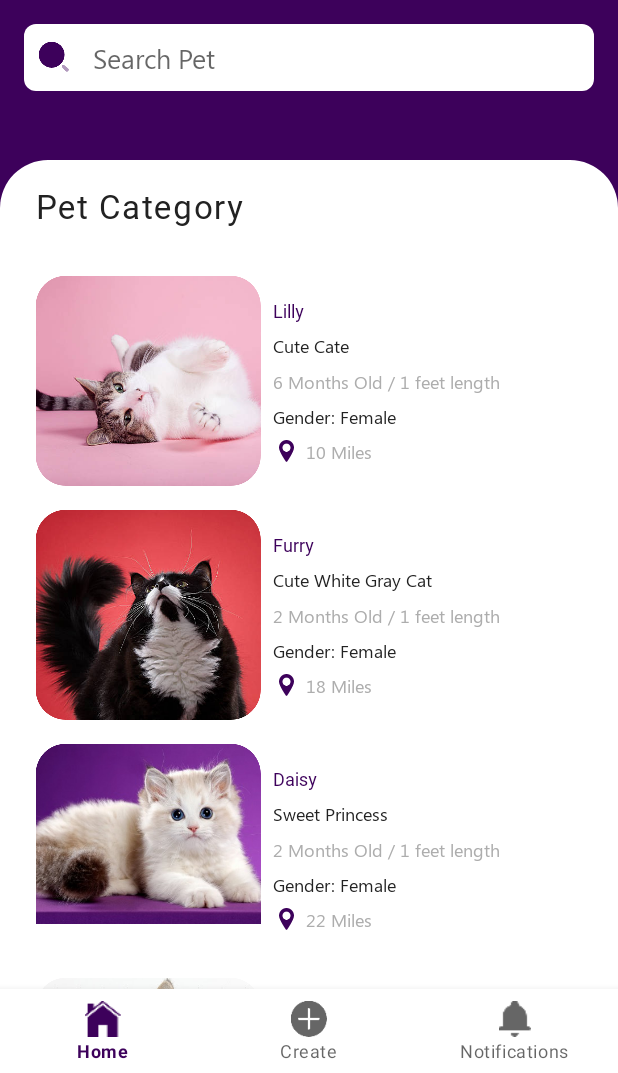
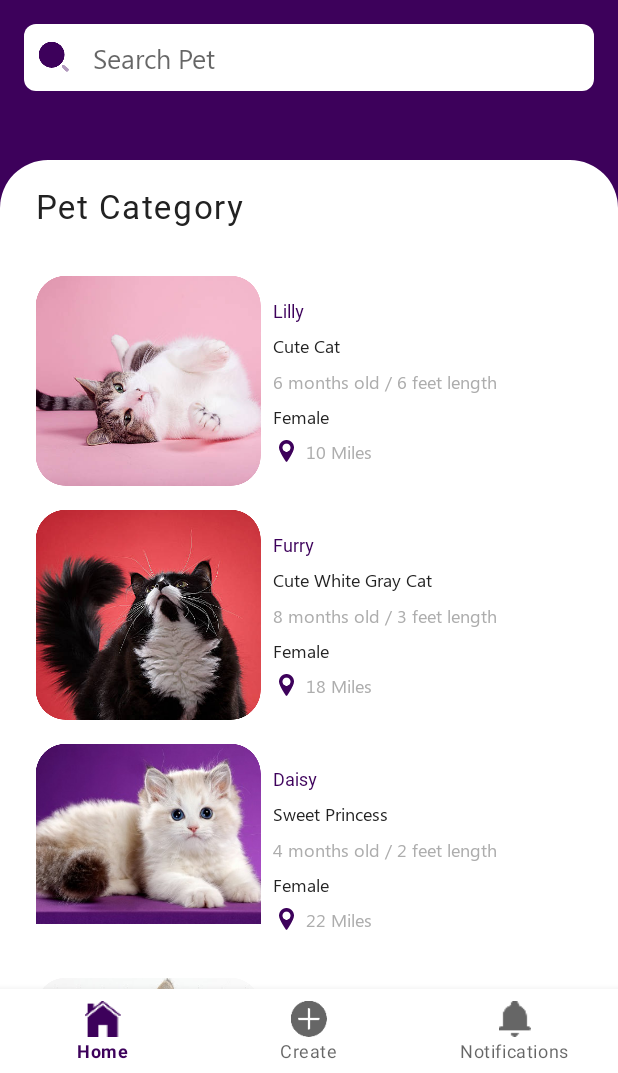
Before and after one commit to aimanmuzaffar95/Pet-Corner, an Android app: the HomeFragment screen opened directly, with no data from a screen before it, on a phone screen of 412 x 824 dp, the part 163-1236 px from its top. Run offline under Robolectric (Android 15) with nearby library versions, the phone set to English and light mode, and no system bars; our stand-ins replace data binding, navigation-ui; libraries missing offline, so code that uses them is left out: java.util; 1 statement that could not run was skipped.

Commit message:
Changes: - Added Pet Detail UI - Added a data repository - Modified Pet Model Data Class

```diff
--- a/app/src/main/AndroidManifest.xml
+++ b/app/src/main/AndroidManifest.xml
@@ -9,6 +9,7 @@
         android:roundIcon="@mipmap/ic_launcher_round"
         android:supportsRtl="true"
         android:theme="@style/Theme.PetCorner">
+        <activity android:name=".activities.PetDetailsActivity" />
         <activity android:name=".activities.GettingStartedActivity">
             <intent-filter>
                 <action android:name="android.intent.action.MAIN" />
@@ -16,7 +17,7 @@
                 <category android:name="android.intent.category.LAUNCHER" />
             </intent-filter>
         </activity>
-        <activity android:name=".activities.MainActivity"/>
+        <activity android:name=".activities.MainActivity" />
     </application>
 
 </manifest>
--- a/app/src/main/java/com/example/petcorner/activities/MainActivity.kt
+++ b/app/src/main/java/com/example/petcorner/activities/MainActivity.kt
@@ -1,5 +1,6 @@
 package com.example.petcorner.activities
 
+import android.content.Intent
 import androidx.appcompat.app.AppCompatActivity
 import android.os.Bundle
 import androidx.databinding.DataBindingUtil
--- /dev/null
+++ b/app/src/main/java/com/example/petcorner/binding/adapters/CustomBindingPetList.kt
@@ -0,0 +1,19 @@
+package com.example.petcorner.binding.adapters
+
+import androidx.databinding.BindingAdapter
+import androidx.recyclerview.widget.LinearLayoutManager
+import androidx.recyclerview.widget.RecyclerView
+import com.example.petcorner.adapters.PetListingAdapter
+import com.example.petcorner.models.PetModel
+
+@BindingAdapter("petListAdapter")
+fun bindPetListAdapter(recyclerView: RecyclerView, list: ArrayList<PetModel>) {
+    if (list.isEmpty())
+        return
+
+    if (recyclerView.layoutManager == null) {
+        recyclerView.layoutManager = LinearLayoutManager(recyclerView.context, RecyclerView.VERTICAL, false)
+    }
+
+    recyclerView.adapter = PetListingAdapter(recyclerView.context, list)
+}
--- a/app/src/main/java/com/example/petcorner/fragments/HomeFragment.kt
+++ b/app/src/main/java/com/example/petcorner/fragments/HomeFragment.kt
@@ -1,27 +1,19 @@
 package com.example.petcorner.fragments
 
-import android.graphics.Typeface.BOLD
 import android.os.Bundle
-import android.text.Spannable
-import android.text.SpannableString
 import androidx.fragment.app.Fragment
 import android.view.LayoutInflater
 import android.view.View
 import android.view.ViewGroup
 import androidx.databinding.DataBindingUtil
-import androidx.recyclerview.widget.LinearLayoutManager
-import androidx.recyclerview.widget.RecyclerView
+import com.example.petcorner.models.DataRepository
 import com.example.petcorner.R
-import com.example.petcorner.adapters.PetListingAdapter
 import com.example.petcorner.databinding.FragmentHomeBinding
-import com.example.petcorner.models.PetCategory
-import com.example.petcorner.models.PetModel
 
 
 class HomeFragment : Fragment() {
 
     lateinit var binding: FragmentHomeBinding
-    lateinit var petCategoryList: ArrayList<PetCategory>
 
     override fun onCreateView(
         inflater: LayoutInflater, container: ViewGroup?,
@@ -34,28 +26,11 @@ class HomeFragment : Fragment() {
     }
 
     private fun setupPetCategoryFilter() {
-        petCategoryList = arrayListOf(
-            PetCategory("Cats", true),
-            PetCategory("Dogs"),
-            PetCategory("Birds"),
-            PetCategory("Mice"),
-            PetCategory("Rabbits"),
-            PetCategory("Bunnies"),
-            PetCategory("Parrots"),
-        )
-        binding.petCategoryList = petCategoryList
+        binding.petCategoryList = DataRepository.getPetCategories()
     }
 
     private fun setupPetRecycler() {
-        val petList = arrayListOf(
-            PetModel("Lilly", "Cute Cate", "6 Months Old / 1 feet length", "Gender: Female", "10 Miles", R.drawable.cat1),
-            PetModel("Furry", "Cute White Gray Cat", "2 Months Old / 1 feet length", "Gender: Female", "18 Miles", R.drawable.cat2),
-            PetModel("Daisy", "Sweet Princess", "2 Months Old / 1 feet length", "Gender: Female", "22 Miles", R.drawable.cat3),
-            PetModel("Fluffy", "Innocent", "3 Months Old / 1 feet length", "Gender: Male", "28 Miles", R.drawable.cat4)
-        )
-
-        binding.petListRecycler.layoutManager = LinearLayoutManager(requireContext(), RecyclerView.VERTICAL, false)
-        binding.petListRecycler.adapter = PetListingAdapter(requireContext(), petList)
+        binding.petList = DataRepository.getPetList(requireContext())
     }
 
 }
--- /dev/null
+++ b/app/src/main/java/com/example/petcorner/models/DataRepository.kt
@@ -0,0 +1,39 @@
+package com.example.petcorner.models
+
+import android.content.Context
+import com.example.petcorner.R
+
+
+object DataRepository {
+
+    const val MALE = "Male"
+    const val FEMALE = "Female"
+
+    fun getPetCategories(): ArrayList<PetCategory> {
+        return arrayListOf(
+                PetCategory("Cats", true),
+                PetCategory("Dogs"),
+                PetCategory("Birds"),
+                PetCategory("Mice"),
+                PetCategory("Rabbits"),
+                PetCategory("Bunnies"),
+                PetCategory("Parrots"),
+        )
+    }
+
+    fun getPetList(context: Context): ArrayList<PetModel> {
+        return arrayListOf(
+                PetModel(petName = "Lilly", petShortDescription = "Cute Cat", petDescription = context.getString(R.string.sample_pet_desc),
+                        petAge = 6, petGender = FEMALE, petLength = 6, petColor = "White", distance = "10 Miles", image = R.drawable.cat1),
+
+                PetModel(petName = "Furry", petShortDescription = "Cute White Gray Cat", petDescription = context.getString(R.string.sample_pet_desc),
+                        petAge = 8, petGender = FEMALE, petLength = 3, petColor = "White", distance = "18 Miles", image = R.drawable.cat2),
+
+                PetModel(petName = "Daisy", petShortDescription = "Sweet Princess", petDescription = context.getString(R.string.sample_pet_desc),
+                        petAge = 4, petGender = FEMALE, petLength = 2, petColor = "White", distance = "22 Miles", image = R.drawable.cat3),
+
+                PetModel(petName = "Fluffy", petShortDescription = "Innocent Cat", petDescription = context.getString(R.string.sample_pet_desc),
+                        petAge = 4, petGender = FEMALE, petLength = 5, petColor = "White", distance = "24 Miles", image = R.drawable.cat4),
+        )
+    }
+}
--- a/app/src/main/java/com/example/petcorner/models/PetModel.kt
+++ b/app/src/main/java/com/example/petcorner/models/PetModel.kt
@@ -1,10 +1,13 @@
 package com.example.petcorner.models
 
-data class PetModel (
-    val petName: String,
-    val petDescription: String,
-    val petFeatures: String,
-    val petGender: String,
-    val distance: String,
-    val image: Int
+data class PetModel(
+        val petName: String,
+        val petShortDescription: String,
+        val petDescription: String,
+        val petAge: Int,
+        val petLength: Int,
+        val petColor: String,
+        val petGender: String,
+        val distance: String,
+        val image: Int
 )
--- a/app/src/main/res/layout/fragment_home.xml
+++ b/app/src/main/res/layout/fragment_home.xml
@@ -5,12 +5,26 @@
     xmlns:tools="http://schemas.android.com/tools">
 
     <data>
-        <import type="java.util.ArrayList"/>
-        <import type="com.example.petcorner.models.PetCategory"/>
+
+        <import type="java.util.ArrayList" />
+
+        <import type="com.example.petcorner.models.PetCategory" />
+
+        <import type="com.example.petcorner.models.DataRepository" />
+
+        <import type="com.example.petcorner.models.PetModel" />
 
         <variable
             name="petCategoryList"
             type="ArrayList&lt;PetCategory>" />
+
+        <variable
+            name="dataRepository"
+            type="DataRepository" />
+
+        <variable
+            name="petList"
+            type="ArrayList&lt;PetModel>" />
     </data>
 
     <androidx.constraintlayout.widget.ConstraintLayout
@@ -116,6 +130,7 @@
                 android:layout_width="match_parent"
                 android:layout_marginStart="24dp"
                 android:layout_marginEnd="24dp"
+                petListAdapter="@{petList}"
                 android:layout_height="0dp"
                 android:layout_marginTop="8dp"
                 app:layout_constraintBottom_toBottomOf="parent"
--- a/app/src/main/res/layout/item_pet_listing.xml
+++ b/app/src/main/res/layout/item_pet_listing.xml
@@ -44,7 +44,7 @@
             android:id="@+id/cat_desc"
             android:layout_width="wrap_content"
             android:layout_height="wrap_content"
-            android:text="@{petModel.petDescription}"
+            android:text="@{petModel.petShortDescription}"
             android:layout_marginStart="8dp"
             android:fontFamily="@font/segoe_ui"
             android:textColor="@color/colorTextBlack"
@@ -58,8 +58,8 @@
             android:id="@+id/cat_age"
             android:layout_width="wrap_content"
             android:layout_height="wrap_content"
-            android:text="@{petModel.petFeatures}"
             android:layout_marginStart="8dp"
+            android:text="@{petModel.petAge + ` months old / ` + petModel.petLength + ` feet length`}"
             android:fontFamily="@font/segoe_ui"
             android:textColor="@color/cat_desc_text_color"
             android:textSize="12sp"
@@ -77,13 +77,13 @@
             android:fontFamily="@font/segoe_ui"
             android:textColor="@color/colorTextBlack"
             android:textSize="12sp"
-            app:layout_constraintBottom_toTopOf="@+id/cat_location"
+            app:layout_constraintBottom_toTopOf="@+id/tv_cat_location"
             app:layout_constraintStart_toEndOf="@+id/petImageView"
             app:layout_constraintTop_toBottomOf="@+id/cat_age"
             tools:text="Gender: Female" />
 
         <TextView
-            android:id="@+id/cat_location"
+            android:id="@+id/tv_cat_location"
             android:layout_width="wrap_content"
             android:layout_height="wrap_content"
             android:text="@{petModel.distance}"
--- a/app/src/main/res/values/colors.xml
+++ b/app/src/main/res/values/colors.xml
@@ -14,4 +14,6 @@
     <color name="colorTextBlack">#222222</color>
     <color name="pet_category_unselected">#F9F9F9</color>
     <color name="cat_desc_text_color">#ADADAD</color>
+    <color name="stroke_color">#CCCCCC</color>
+    <color name="text_grey">#5A5A5A</color>
 </resources>
--- a/app/src/main/res/values/strings.xml
+++ b/app/src/main/res/values/strings.xml
@@ -1,6 +1,5 @@
 <resources>
     <string name="app_name">Pet Corner</string>
-    <!-- TODO: Remove or change this placeholder text -->
     <string name="hello_blank_fragment">Hello blank fragment</string>
     <string name="calendar_fragment">Calendar</string>
     <string name="chat_fragment">Chat</string>
@@ -17,4 +16,7 @@
     <string name="cats">Cats</string>
     <string name="lilly">Lilly</string>
     <string name="cute_cat">Cute cat</string>
+    <string name="description">Description</string>
+    <string name="sample_pet_desc">"A cat is a best friend of you. My cat is really intelligent and naughty. Her grey eyes make her more adorable. I want to give her on adoption due to some of my personal issues and she needs attention that I am not able to give her properly now. "</string>
+    <string name="adopt">Adopt</string>
 </resources>
```
Also changed, not shown: app/src/main/java/com/example/petcorner/activities/PetDetailsActivity.kt (added, +12 -0 lines), app/src/main/java/com/example/petcorner/binding/adapters/CustomBindingPetCategory.kt (+5 -3 lines), app/src/main/res/drawable/ic_back.xml (added, +11 -0 lines), app/src/main/res/drawable/pet_features_border.xml (added, +10 -0 lines), app/src/main/res/layout/activity_pet_details.xml (added, +170 -0 lines).
